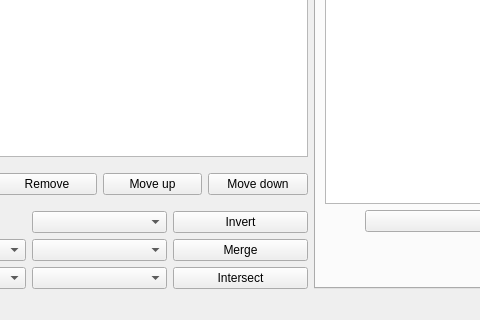
This is braphy/gui/ui_files/cohort_editor.ui in softmatterlab/Braph-2.0-Python as Qt 5 draws it before an edit; both pictures show x 118 to 598 and y 401 to 721 of the 1255 by 721 pixel window. The edited form follows.
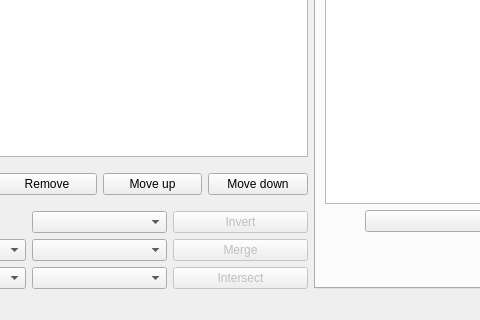
This is the edited form. The open tabs and pages were chosen to show the change. Icons and pictures are not drawn. Custom widgets are drawn as their Qt base class.

Commit message: Add functionality to cohort group operations

The edit to the form file:
```diff
--- a/braphy/gui/ui_files/cohort_editor.ui
+++ b/braphy/gui/ui_files/cohort_editor.ui
@@ -238,6 +238,9 @@
           </item>
           <item row="1" column="2">
            <widget class="QPushButton" name="btnMerge">
+            <property name="enabled">
+             <bool>false</bool>
+            </property>
             <property name="text">
              <string>Merge</string>
             </property>
@@ -248,6 +251,9 @@
           </item>
           <item row="2" column="2">
            <widget class="QPushButton" name="btnIntersect">
+            <property name="enabled">
+             <bool>false</bool>
+            </property>
             <property name="text">
              <string>Intersect</string>
             </property>
@@ -255,6 +261,9 @@
           </item>
           <item row="0" column="2">
            <widget class="QPushButton" name="btnInvert">
+            <property name="enabled">
+             <bool>false</bool>
+            </property>
             <property name="text">
              <string>Invert</string>
             </property>
```
Left out of the diff: 12 changed lines with no effect on the pictures. The commit also changes 2 other files.
